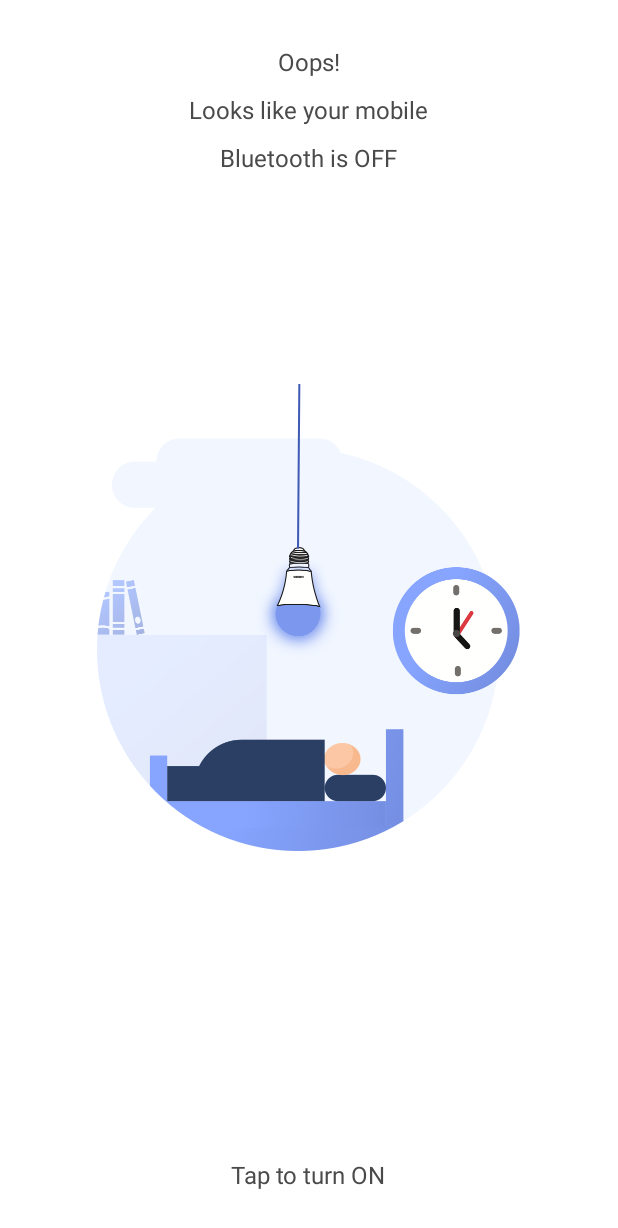
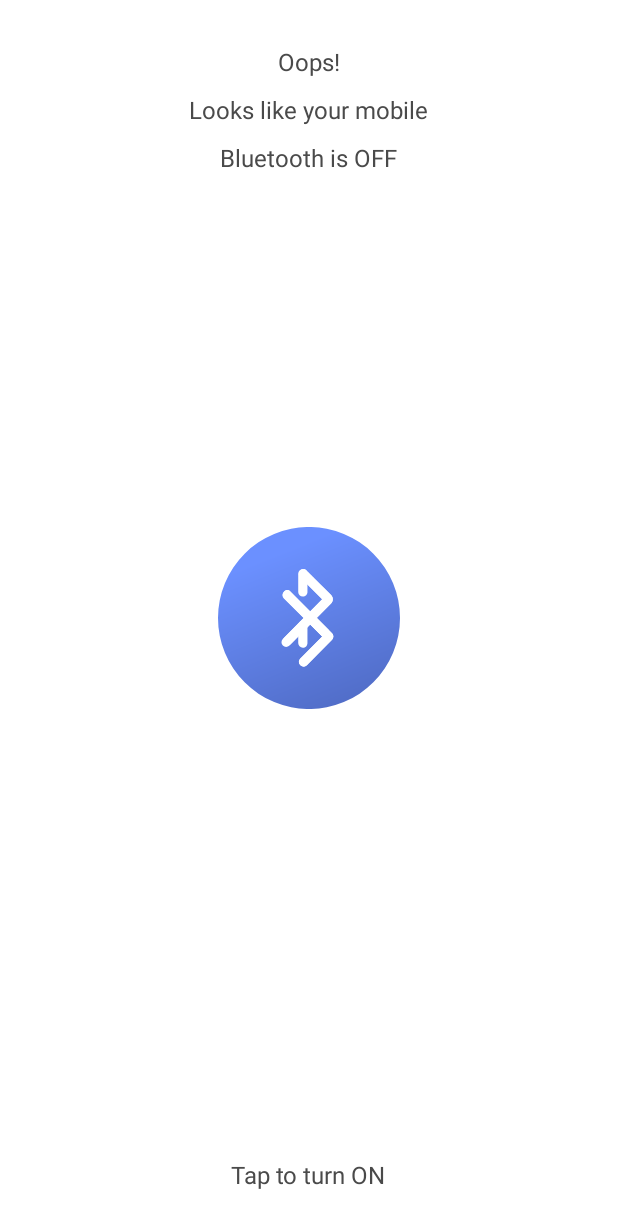
Before and after one commit to prithwimig16/luminous_smartglo_android, an Android app: the BlueToothActivity screen opened directly, with no data from a screen before it, on a phone screen of 412 x 824 dp. Shown: the top 1228 px of the screen. Run offline under Robolectric (Android 15) with nearby library versions, the phone set to English and light mode, and no system bars.

Commit message:
---- Added test bulb and BlueToothActivity functionalities

```diff
--- /dev/null
+++ b/app/src/main/res/drawable/ic_bluetooth_logo.xml
@@ -0,0 +1,66 @@
+<vector xmlns:android="http://schemas.android.com/apk/res/android"
+    xmlns:aapt="http://schemas.android.com/aapt"
+    android:width="121dp"
+    android:height="121dp"
+    android:viewportWidth="121"
+    android:viewportHeight="121">
+  <path
+      android:pathData="M60.5,60.5m-60.5,0a60.5,60.5 0,1 1,121 0a60.5,60.5 0,1 1,-121 0"
+      android:strokeWidth="1"
+      android:fillType="evenOdd"
+      android:strokeColor="#00000000">
+    <aapt:attr name="android:fillColor">
+      <gradient
+          android:startY="14.9875"
+          android:startX="46.576153"
+          android:endY="310.25156"
+          android:endX="164.94836"
+          android:type="linear">
+        <item android:offset="0" android:color="#FF6B90FF"/>
+        <item android:offset="1" android:color="#FF202B5F"/>
+      </gradient>
+    </aapt:attr>
+  </path>
+  <path
+      android:pathData="M56.399,80.245C54.66,80.245 53.331,78.903 53.331,77.148L53.331,65.38C53.331,63.626 54.66,62.284 56.399,62.284C58.138,62.284 59.467,63.626 59.467,65.38L59.467,77.045C59.467,78.8 58.138,80.245 56.399,80.245Z"
+      android:strokeWidth="1"
+      android:fillColor="#FFFFFF"
+      android:fillType="evenOdd"
+      android:strokeColor="#00000000"/>
+  <path
+      android:pathData="M56.399,46.284C54.66,46.284 53.331,44.942 53.331,43.187L53.331,31.213C53.331,29.458 54.66,28.116 56.399,28.116C58.138,28.116 59.467,29.458 59.467,31.213L59.467,43.187C59.467,44.839 58.138,46.284 56.399,46.284Z"
+      android:strokeWidth="1"
+      android:fillColor="#FFFFFF"
+      android:fillType="evenOdd"
+      android:strokeColor="#00000000"/>
+  <path
+      android:pathData="M56.808,92.736C55.99,92.736 55.274,92.426 54.66,91.806C53.433,90.568 53.433,88.606 54.66,87.471L69.287,72.813L43.921,47.213C42.693,45.974 42.693,44.013 43.921,42.877C45.148,41.639 47.092,41.639 48.217,42.877L75.792,70.707C76.948,71.874 76.951,73.754 75.797,74.925L59.058,91.91C58.445,92.426 57.626,92.736 56.808,92.736Z"
+      android:strokeWidth="1"
+      android:fillColor="#FFFFFF"
+      android:fillType="evenOdd"
+      android:strokeColor="#00000000"/>
+  <path
+      android:pathData="M48.189,43.178L75.858,70.701C77.031,71.868 77.038,73.765 75.873,74.94L59.058,91.91C58.445,92.529 57.626,92.839 56.91,92.839C56.194,92.839 55.376,92.529 54.763,91.91C53.535,90.671 53.535,88.71 54.763,87.574L69.287,72.813L43.794,47.51C42.596,46.322 42.589,44.388 43.777,43.191C43.785,43.183 43.793,43.175 43.801,43.168L43.801,43.168C45.019,41.967 46.977,41.972 48.189,43.178Z"
+      android:strokeWidth="1"
+      android:fillColor="#FFFFFF"
+      android:fillType="evenOdd"
+      android:strokeColor="#00000000"/>
+  <path
+      android:pathData="M64.721,59.42l8.968,9.051l-4.339,4.379l-8.968,-9.051z"
+      android:strokeWidth="1"
+      android:fillColor="#FFFFFF"
+      android:fillType="evenOdd"
+      android:strokeColor="#00000000"/>
+  <path
+      android:pathData="M46.068,78.903C45.25,78.903 44.535,78.594 43.921,77.974C42.693,76.736 42.693,74.774 43.921,73.638L69.287,48.039L54.66,33.381C53.433,32.142 53.433,30.181 54.66,29.045C55.888,27.806 57.831,27.806 58.956,29.045L75.161,45.223C76.72,46.78 76.727,49.304 75.176,50.869L48.319,77.974C47.705,78.594 46.887,78.903 46.068,78.903Z"
+      android:strokeWidth="1"
+      android:fillColor="#FFFFFF"
+      android:fillType="evenOdd"
+      android:strokeColor="#00000000"/>
+  <path
+      android:pathData="M43.095,74.446L69.287,48.039L54.66,33.381C53.433,32.142 53.433,30.181 54.66,29.045C55.888,27.806 57.831,27.806 58.956,29.045L75.159,45.222C76.719,46.779 76.725,49.305 75.173,50.869L47.493,78.782C46.291,79.994 44.335,80.005 43.12,78.806L43.12,78.806C41.909,77.613 41.895,75.663 43.089,74.452C43.091,74.45 43.093,74.448 43.095,74.446Z"
+      android:strokeWidth="1"
+      android:fillColor="#FFFFFF"
+      android:fillType="evenOdd"
+      android:strokeColor="#00000000"/>
+</vector>
--- a/app/src/main/res/layout/activity_blue_tooth.xml
+++ b/app/src/main/res/layout/activity_blue_tooth.xml
@@ -51,7 +51,7 @@
         android:layout_height="wrap_content"
         android:id="@+id/img_bluetooth_logo"
         android:layout_centerInParent="true"
-        android:src="@drawable/slide2"/>
+        app:srcCompat="@drawable/ic_bluetooth_logo"/>
 
     <TextView
         android:layout_width="wrap_content"
```
Also changed, not shown: app/src/main/java/tfl/smartglow/views/blueTooth/BlueToothActivity.java (+33 -1 lines), app/src/main/java/tfl/smartglow/views/splashScreen/SplashScreenActivity.java (+8 -12 lines), app/src/main/java/tfl/smartglow/views/welcomeHome/WelcomeHomeActivity.java (+17 -30 lines).
